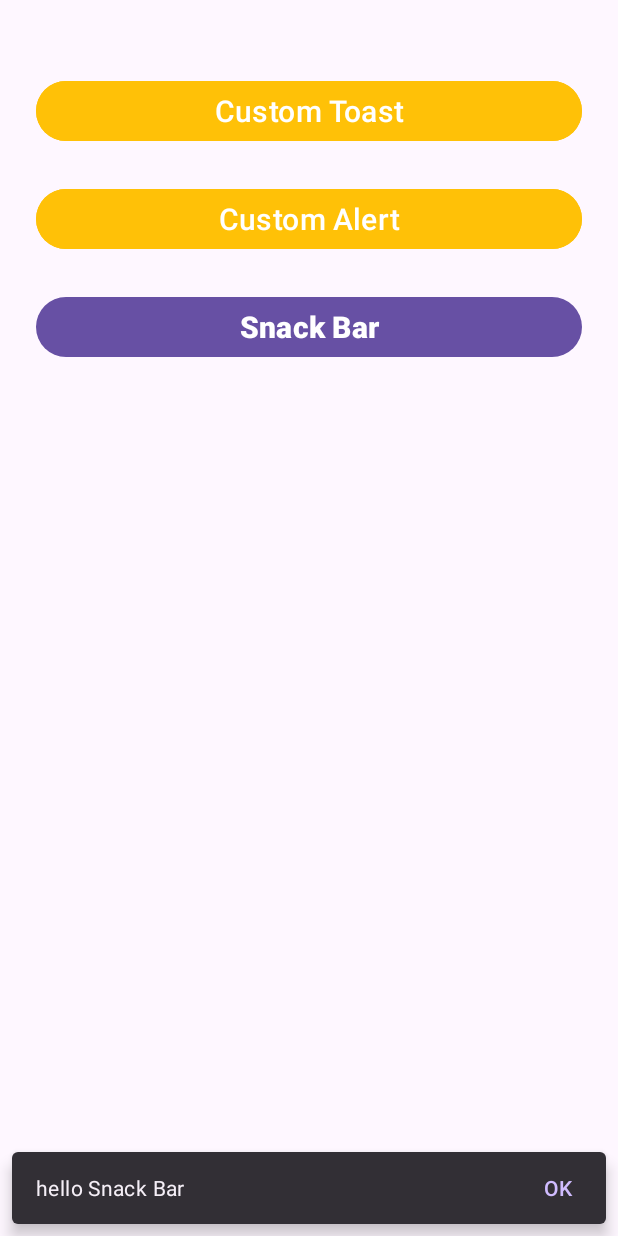
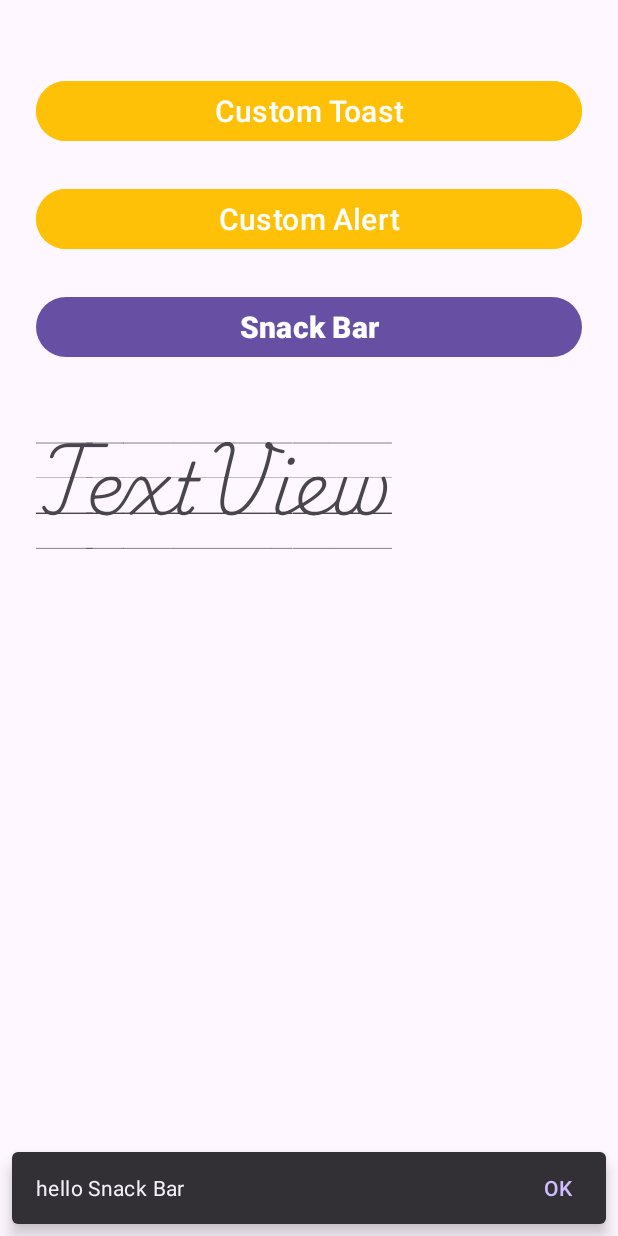
Before and after one commit to supuns2001/Android-Animations, an Android app: the screen it shows after launch (MainActivity), after a tap on "Snack Bar", on a phone screen of 412 x 824 dp. Run offline under Robolectric (Android 15) with nearby library versions, the phone set to English and light mode, and no system bars.

Commit message:
add fonts

```diff
--- a/App19/app/src/main/java/lk/javainstitute/app19/MainActivity.java
+++ b/App19/app/src/main/java/lk/javainstitute/app19/MainActivity.java
@@ -88,7 +88,7 @@ public class MainActivity extends AppCompatActivity {
         button4.setOnClickListener(new View.OnClickListener() {
             @Override
             public void onClick(View v) {
-                View layoutView = findViewById(R.id.main);
+                View layoutView = findViewById(R.id.linearLayout1);
                 Snackbar.make(layoutView , "hello Snack Bar",Snackbar.LENGTH_LONG)
                         .setAction("OK", new View.OnClickListener() {
                             @Override
--- /dev/null
+++ b/App19/app/src/main/res/font/dancing_script.xml
@@ -0,0 +1,11 @@
+<?xml version="1.0" encoding="utf-8"?>
+<font-family xmlns:android="http://schemas.android.com/apk/res/android">
+
+    <font
+        android:font="@font/dancing_script"
+        android:fontStyle="normal"
+        android:fontWeight="400"
+        >
+
+    </font>
+</font-family>
--- a/App19/app/src/main/res/layout/activity_main.xml
+++ b/App19/app/src/main/res/layout/activity_main.xml
@@ -48,4 +48,31 @@
         app:layout_constraintEnd_toEndOf="parent"
         app:layout_constraintStart_toStartOf="parent"
         app:layout_constraintTop_toBottomOf="@+id/button2" />
+
+    <LinearLayout
+        android:id="@+id/linearLayout1"
+        android:layout_width="357dp"
+        android:layout_height="127dp"
+        android:layout_marginStart="24dp"
+        android:layout_marginEnd="24dp"
+        android:layout_marginBottom="31dp"
+        android:orientation="vertical"
+        app:layout_constraintBottom_toBottomOf="parent"
+        app:layout_constraintEnd_toEndOf="parent"
+        app:layout_constraintHorizontal_bias="0.0"
+        app:layout_constraintStart_toStartOf="parent"></LinearLayout>
+
+    <TextView
+        android:id="@+id/textView4"
+        android:layout_width="0dp"
+        android:layout_height="wrap_content"
+        android:layout_marginStart="24dp"
+        android:layout_marginTop="32dp"
+        android:layout_marginEnd="24dp"
+        android:fontFamily="@font/playwrite_regular"
+        android:text="TextView"
+        android:textSize="48sp"
+        app:layout_constraintEnd_toEndOf="parent"
+        app:layout_constraintStart_toStartOf="parent"
+        app:layout_constraintTop_toBottomOf="@+id/button4" />
 </androidx.constraintlayout.widget.ConstraintLayout>
```
Also changed, not shown: App19/app/src/main/res/font/dancingscript_font.ttf (added), App19/app/src/main/res/font/playwrite2_regular.ttf (added), App19/app/src/main/res/font/playwrite_regular.ttf (added).
